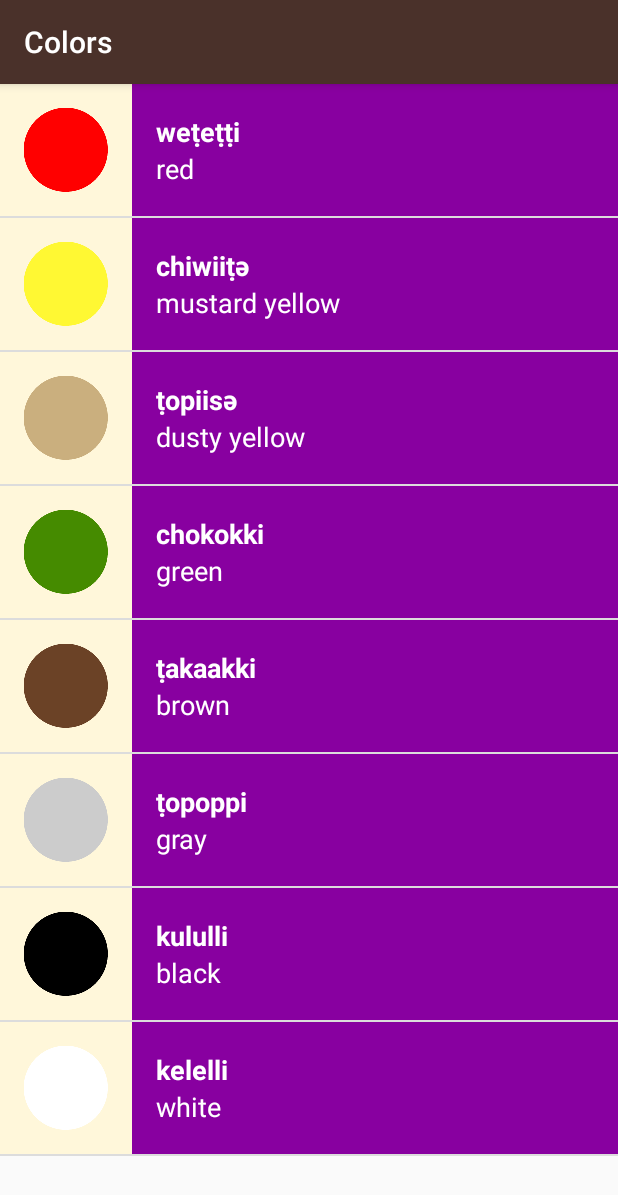
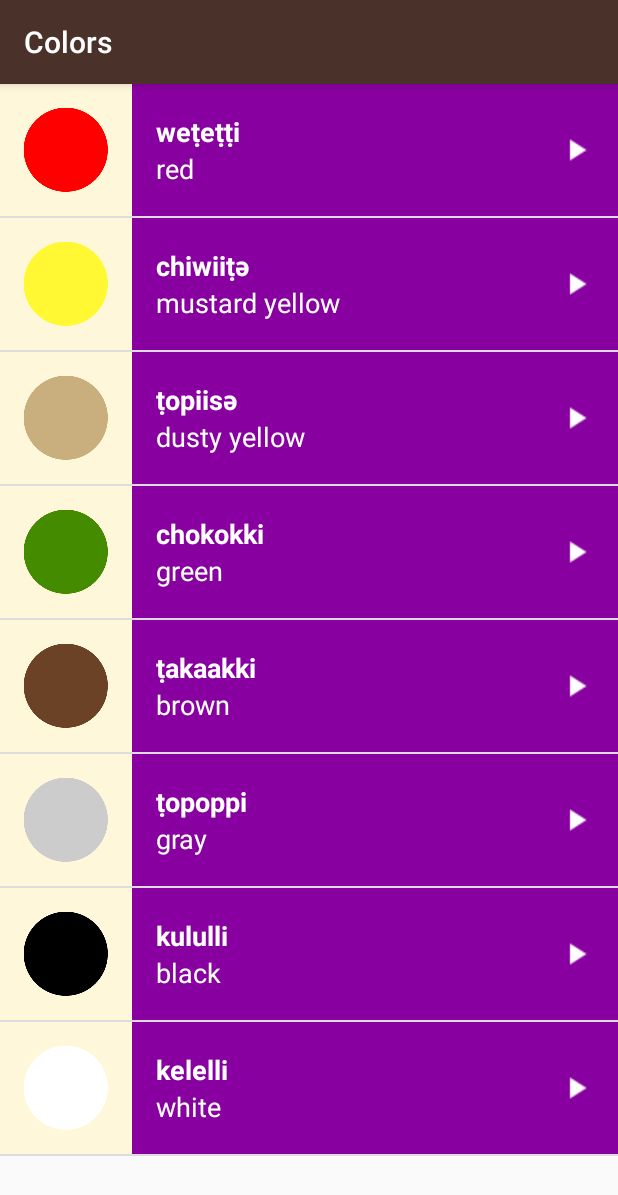
Before and after one commit to MohamedMagdyMohamed/Miwok, an Android app: the ColorActivity screen opened directly, with no data from a screen before it, on a phone screen of 412 x 824 dp. Shown: the top 1195 px of the screen. Run offline under Robolectric (Android 15) with nearby library versions, the phone set to English and light mode, and no system bars.

Commit message:
Add play icon in the app and handle pressed state on Category and List Views

```diff
--- a/app/src/main/res/layout/list_item.xml
+++ b/app/src/main/res/layout/list_item.xml
@@ -1,9 +1,8 @@
 <?xml version="1.0" encoding="utf-8"?>
-<LinearLayout xmlns:android="http://schemas.android.com/apk/res/android"
+<RelativeLayout xmlns:android="http://schemas.android.com/apk/res/android"
     xmlns:tools="http://schemas.android.com/tools"
     android:layout_width="match_parent"
-    android:layout_height="match_parent"
-    android:orientation="horizontal"
+    android:layout_height="@dimen/list_item_height"
     android:minHeight="@dimen/list_item_height"
     android:background="@color/tan_background"
     tools:context="com.example.android.miwok.NumbersActivity">
@@ -12,12 +11,15 @@
         android:id="@+id/image"
         style="@style/ImageStyle" />
 
-    <LinearLayout
+    <RelativeLayout
         android:id="@+id/text_container"
         android:layout_width="match_parent"
         android:layout_height="@dimen/list_item_width"
-        android:paddingLeft="16dp"
-        android:orientation="vertical">
+        android:layout_alignParentBottom="true"
+        android:layout_alignParentRight="true"
+        android:layout_alignParentTop="true"
+        android:layout_toRightOf="@id/image"
+        android:paddingLeft="16dp">
 
         <TextView
             android:id="@+id/miwok_text_view"
@@ -30,8 +32,17 @@
             android:id="@+id/default_text_view"
             style="@style/WordListStyle"
             android:gravity="top"
+            android:layout_below="@id/miwok_text_view"
             tools:text="hi" />
 
-    </LinearLayout>
+        <ImageView
+            android:layout_width="24dp"
+            android:layout_height="24dp"
+            android:layout_alignParentRight="true"
+            android:layout_centerVertical="true"
+            android:layout_marginRight="16dp"
+            android:src="@drawable/ic_play_arrow" />
 
-</LinearLayout>
+    </RelativeLayout>
+
+</RelativeLayout>
--- a/app/src/main/res/layout/word_list.xml
+++ b/app/src/main/res/layout/word_list.xml
@@ -5,4 +5,5 @@
     android:orientation="vertical"
     android:layout_width="match_parent"
     android:layout_height="match_parent"
+    android:drawSelectorOnTop="true"
     tools:context="com.example.android.miwok.NumbersActivity"/>
--- a/app/src/main/res/values/styles.xml
+++ b/app/src/main/res/values/styles.xml
@@ -29,12 +29,13 @@
         <item name="android:textColor">@android:color/white</item>
         <item name="android:textStyle">bold</item>
         <item name="android:textSize">18sp</item>
+        <item name="android:background">?android:attr/selectableItemBackground</item>
         <item name="android:textAppearance">?android:textAppearanceMedium</item>
     </style>
 
     <style name="WordListStyle">
         <item name="android:layout_width">match_parent</item>
-        <item name="android:layout_height">0dp</item>
+        <item name="android:layout_height">44dp</item>
         <item name="android:layout_weight">1</item>
         <item name="android:textAppearance">?android:textAppearanceMedium</item>
         <item name="android:textColor">@android:color/white</item>
```
Also changed, not shown: app/src/main/res/layout/activity_main.xml (+25 -21 lines), app/src/main/res/drawable-hdpi/ic_play_arrow.png (added).
